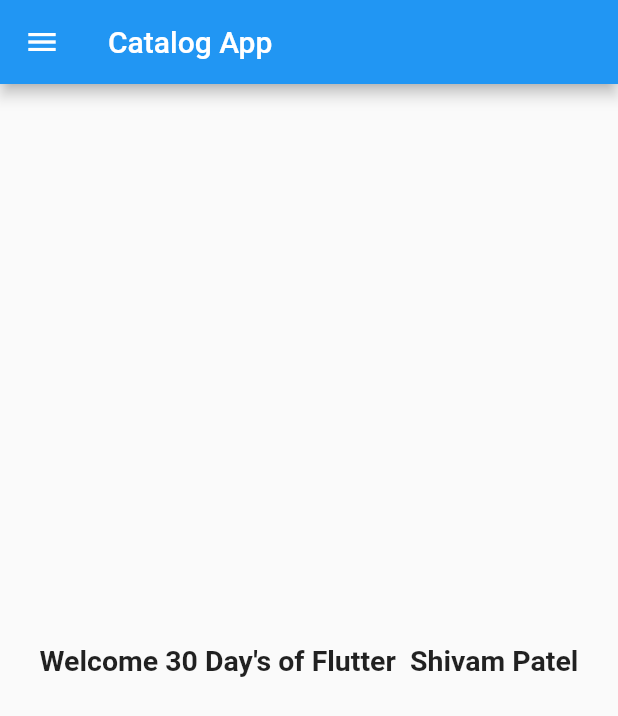
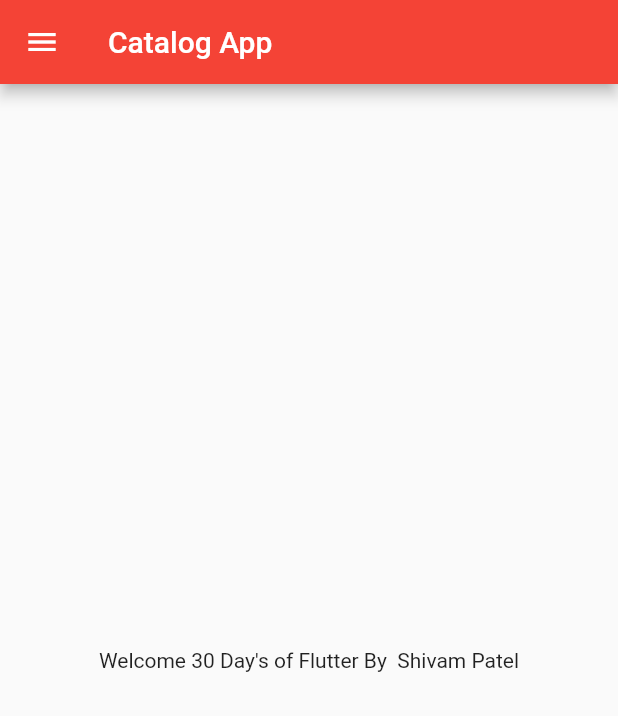
Before and after one commit to ShaimPatel/Catalog, a Flutter app: the screen it shows after launch, on a phone screen of 412 x 824 dp. Shown: the top 716 px of the screen. Run offline on Flutter 3.47's test engine with Material 2 defaults, Android fonts, the phone set to English and light mode, and no system bars.

Commit message:
day3 is completed

```diff
--- a/lib/main.dart
+++ b/lib/main.dart
@@ -1,5 +1,6 @@
+import 'package:day_thirty_flutter/pages/login_page.dart';
 import 'package:flutter/material.dart';
-import 'package:day_thirty_flutter/home_page.dart';
+import 'package:day_thirty_flutter/pages/home_page.dart';
 
 void main() {
   runApp(MyApp());
@@ -10,7 +11,19 @@
   Widget build(BuildContext context) {
     return MaterialApp(
       debugShowCheckedModeBanner: false,
-      home: HomePage(),
+      // home: HomePage(),
+      // themeMode: ThemeMode.dark,
+      // darkTheme: ThemeData(
+      //   brightness: Brightness.dark,
+      // ),
+      theme: ThemeData(
+        primarySwatch: Colors.red,
+      ),
+      initialRoute: "/home",
+      routes: {
+        "/home": (context) => HomePage(),
+        "/login": (context) => LoginPage(),
+      },
     );
   }
 }
--- a/lib/home_page.dart
+++ b/lib/pages/home_page.dart
@@ -11,11 +11,11 @@
       ),
       body: Center(
         child: Text(
-          "Welcome $day Day's of Flutter  $name",
-          style: TextStyle(
-            fontSize: 19.0,
-            fontWeight: FontWeight.bold,
-          ),
+          "Welcome $day Day's of Flutter By  $name",
+          // style: TextStyle(
+          //   fontSize: 19.0,
+          //   fontWeight: FontWeight.bold,
+          // ),
         ),
       ),
       drawer: Drawer(),
```
Also changed, not shown: lib/pages/login_page.dart (added, +12 -0 lines).
